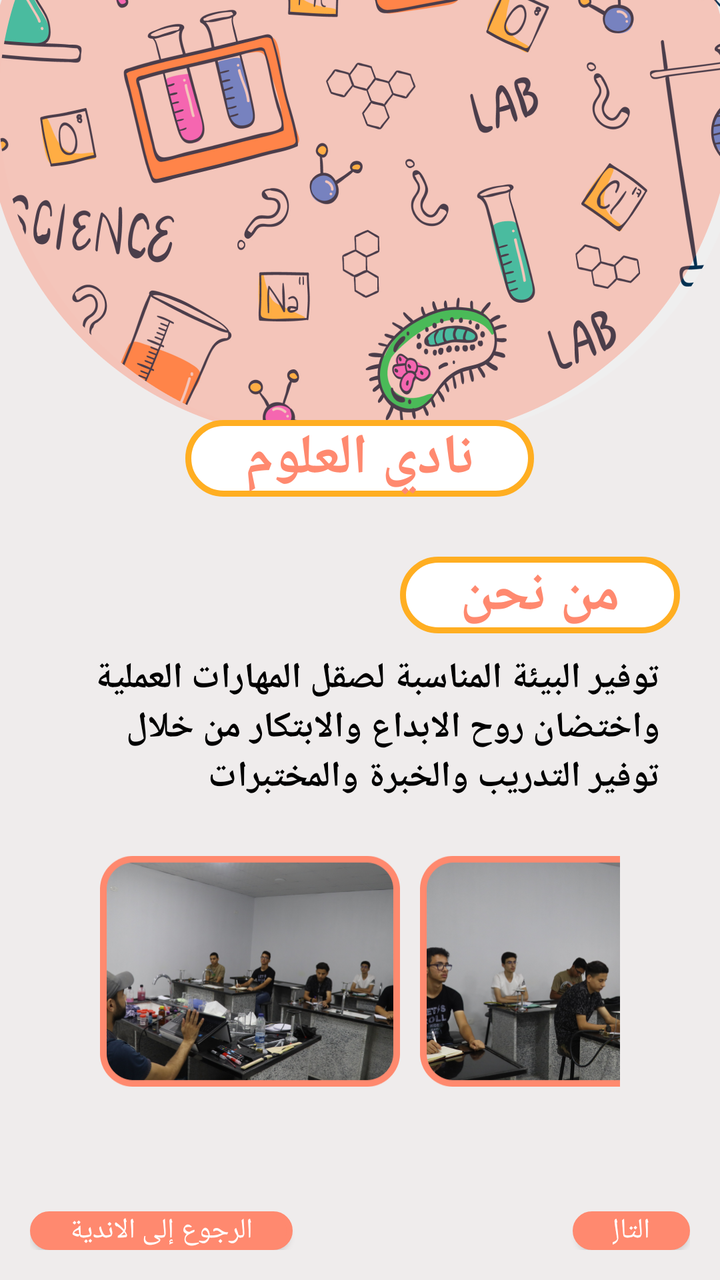
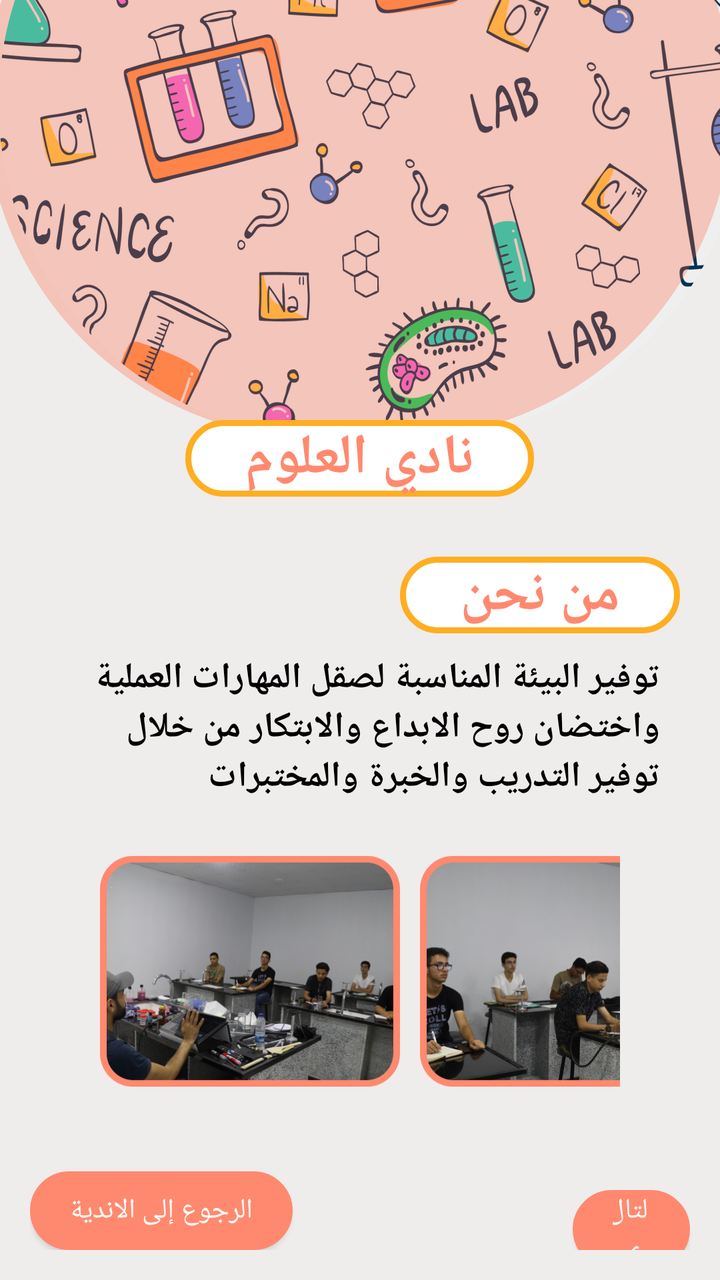

Compare the two renders of this Android layout. The source of the first and the diff that turns it into the second are given below.
<!-- AndroidManifest.xml: application theme Theme.EngineeringVillageProject -->
<!-- res/layout/activity_science_club.xml -->
<?xml version="1.0" encoding="utf-8"?>
<LinearLayout xmlns:android="http://schemas.android.com/apk/res/android"
    xmlns:app="http://schemas.android.com/apk/res-auto"
    xmlns:tools="http://schemas.android.com/tools"
    android:layout_width="match_parent"
    android:layout_height="match_parent"
    android:background="@drawable/scienceback"
    android:orientation="vertical"
    tools:context=".ScienceClubActivity">

    <TextView
        android:layout_width="wrap_content"
        android:layout_height="wrap_content"
        android:layout_gravity="center"
        android:layout_marginTop="210dp"
        android:background="@drawable/roundcornerstroke"
        android:fontFamily="@font/cairo_bold"
        android:paddingLeft="30dp"
        android:paddingRight="30dp"
        android:text="نادي العلوم"
        android:textColor="#FF896F"
        android:textSize="28sp"
        android:textStyle="bold" />


    <LinearLayout
        android:id="@+id/howWe"
        android:layout_width="match_parent"
        android:layout_height="wrap_content"
        android:orientation="vertical">

        <TextView
            android:layout_width="wrap_content"
            android:layout_height="wrap_content"
            android:layout_gravity="right"
            android:layout_marginTop="30dp"
            android:layout_marginRight="20dp"
            android:layout_marginBottom="10dp"
            android:background="@drawable/roundcornerstroke"
            android:fontFamily="@font/cairo_bold"
            android:paddingLeft="30dp"
            android:paddingRight="30dp"
            android:text="من نحن"
            android:textColor="#FF896F"
            android:textSize="28sp"
            android:textStyle="bold" />

        <TextView
            android:layout_width="wrap_content"
            android:layout_height="wrap_content"
            android:fontFamily="@font/cairo_medium"
            android:gravity="right"
            android:paddingLeft="30dp"
            android:paddingRight="30dp"
            android:text="توفير البيئة المناسبة لصقل المهارات العملية واختضان روح الابداع والابتكار من خلال توفير التدريب والخبرة والمختبرات"
            android:textColor="@color/black"
            android:textSize="18sp"
            android:textStyle="bold" />

        <LinearLayout
            android:layout_width="match_parent"
            android:layout_height="wrap_content"
            android:layout_marginLeft="50dp"
            android:layout_marginTop="10dp"
            android:layout_marginRight="50dp"
            android:orientation="horizontal">

            <ImageView
                android:layout_width="150dp"
                android:layout_height="150dp"
                android:layout_marginRight="10dp"
                android:src="@drawable/sci1" />

            <ImageView
                android:layout_width="150dp"
                android:layout_height="150dp"
                android:src="@drawable/sci2" />

        </LinearLayout>

    </LinearLayout>

    <LinearLayout
        android:id="@+id/theOtherThing"
        android:layout_width="match_parent"
        android:layout_height="wrap_content"
        android:orientation="vertical"
        android:visibility="gone">

        <TextView
            android:layout_width="wrap_content"
            android:layout_height="wrap_content"
            android:layout_gravity="right"
            android:layout_marginTop="30dp"
            android:layout_marginRight="20dp"
            android:layout_marginBottom="10dp"
            android:background="@drawable/roundcornerstroke"
            android:fontFamily="@font/cairo_bold"
            android:paddingLeft="30dp"
            android:paddingRight="30dp"
            android:text="من نحن"
            android:textColor="#FF896F"
            android:textSize="28sp"
            android:textStyle="bold" />

        <TextView
            android:layout_width="wrap_content"
            android:layout_height="wrap_content"
            android:fontFamily="@font/cairo_medium"
            android:gravity="right"
            android:paddingLeft="30dp"
            android:paddingRight="30dp"
            android:text="توفير البيئة المناسبة لصقل المهارات العملية واختضان روح الابداع والابتكار من خلال توفير التدريب والخبرة والمختبرات"
            android:textColor="@color/black"
            android:textSize="18sp"
            android:textStyle="bold" />

        <LinearLayout
            android:layout_width="match_parent"
            android:layout_height="wrap_content"
            android:layout_marginLeft="50dp"
            android:layout_marginTop="10dp"
            android:layout_marginRight="50dp"
            android:orientation="horizontal">

            <ImageView
                android:layout_width="150dp"
                android:layout_height="150dp"
                android:layout_marginRight="10dp"
                android:src="@drawable/scii3" />

            <ImageView
                android:layout_width="150dp"
                android:layout_height="150dp"
                android:src="@drawable/sci4" />

        </LinearLayout>


    </LinearLayout>


    <LinearLayout
        android:layout_width="match_parent"
        android:layout_height="wrap_content"
        android:layout_marginTop="30dp"
        android:padding="15dp">


        <Button
            android:id="@+id/btBack"
            android:layout_width="wrap_content"
            android:layout_height="wrap_content"
            android:background="@drawable/roundcornerstroke"
            android:backgroundTint="#FF896F"
            android:fontFamily="@font/cairo_bold"
            android:text="السابق"
            android:textColor="@color/white"
            android:visibility="gone" />

        <Button
            android:id="@+id/btBackToClubs"
            android:layout_width="wrap_content"
            android:layout_height="wrap_content"
            android:layout_marginRight="40dp"
            android:background="@drawable/roundcornerstroke"
            android:backgroundTint="#FF896F"
            android:fontFamily="@font/cairo_bold"
            android:paddingLeft="20dp"
            android:paddingRight="20dp"
            android:text="الرجوع إلى الاندية"
            android:textColor="@color/white" />

        <Button
            android:id="@+id/btNext"
            android:layout_width="wrap_content"
            android:layout_height="wrap_content"
            android:layout_marginStart="100dp"
            android:background="@drawable/roundcornerstroke"
            android:backgroundTint="#FF896F"
            android:fontFamily="@font/cairo_bold"
            android:paddingLeft="20dp"
            android:paddingRight="20dp"
            android:text="التالي"
            android:textColor="@color/white" />

    </LinearLayout>

</LinearLayout>
<!-- resources referenced by this layout -->
<resources>
  <color name="black">#FF000000</color>
  <color name="white">#FFFFFFFF</color>
  <!-- drawable roundcornerstroke (drawable) -->
  <?xml version="1.0" encoding="utf-8"?>
  <shape xmlns:android="http://schemas.android.com/apk/res/android">
  
       <solid
           android:color="@color/white"
           />
  
      <stroke
  
          android:width="3dp"
          android:color="#FFAE21"
          />
  
  <corners
      android:topRightRadius="45dp"
      android:topLeftRadius="45dp"
      android:bottomLeftRadius="45dp"
      android:bottomRightRadius="45dp"
      />
  </shape>
  <!-- drawable sci1: png bitmap (drawable, 203550 bytes) -->
  <!-- drawable sci2: png bitmap (drawable, 196313 bytes) -->
  <!-- drawable sci4: png bitmap (drawable, 221809 bytes) -->
  <!-- drawable scienceback: png bitmap (drawable, 354113 bytes) -->
  <!-- drawable scii3: png bitmap (drawable, 213595 bytes) -->
  <style name="Theme.EngineeringVillageProject" parent="Base.Theme.EngineeringVillageProject" />
  <style name="Base.Theme.EngineeringVillageProject" parent="Theme.AppCompat.DayNight.NoActionBar">
          
          
      </style>
</resources>

<!-- the commit's change to res/layout/activity_science_club.xml (unified diff, before → after) -->
@@ -143,7 +143,7 @@
     <LinearLayout
         android:layout_width="match_parent"
         android:layout_height="wrap_content"
-        android:layout_marginTop="30dp"
+        android:layout_marginTop="10dp"
         android:padding="15dp">
 
 
